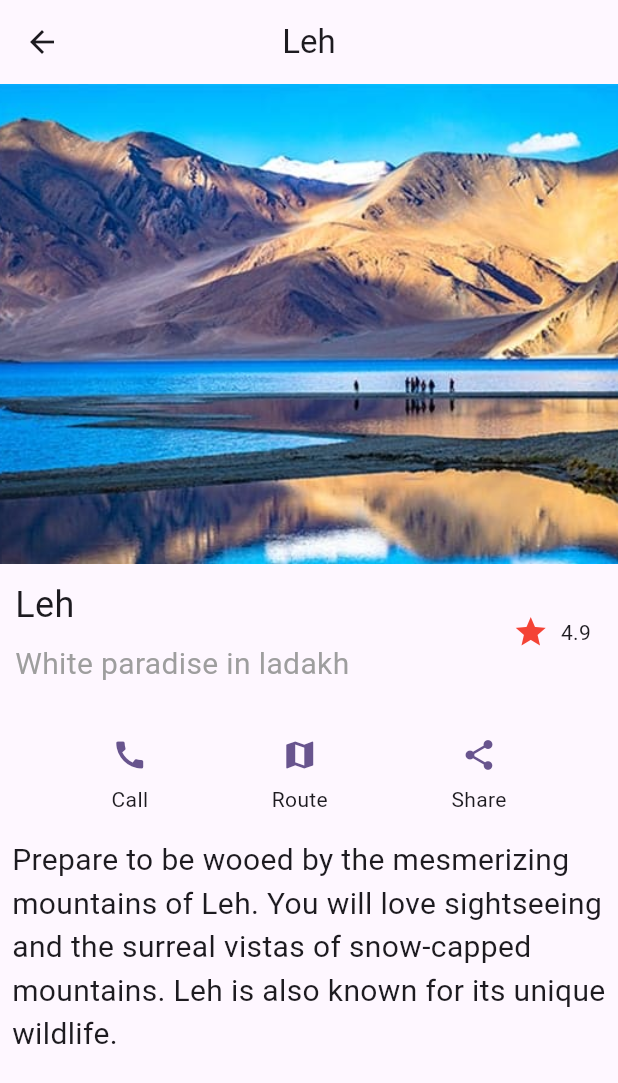
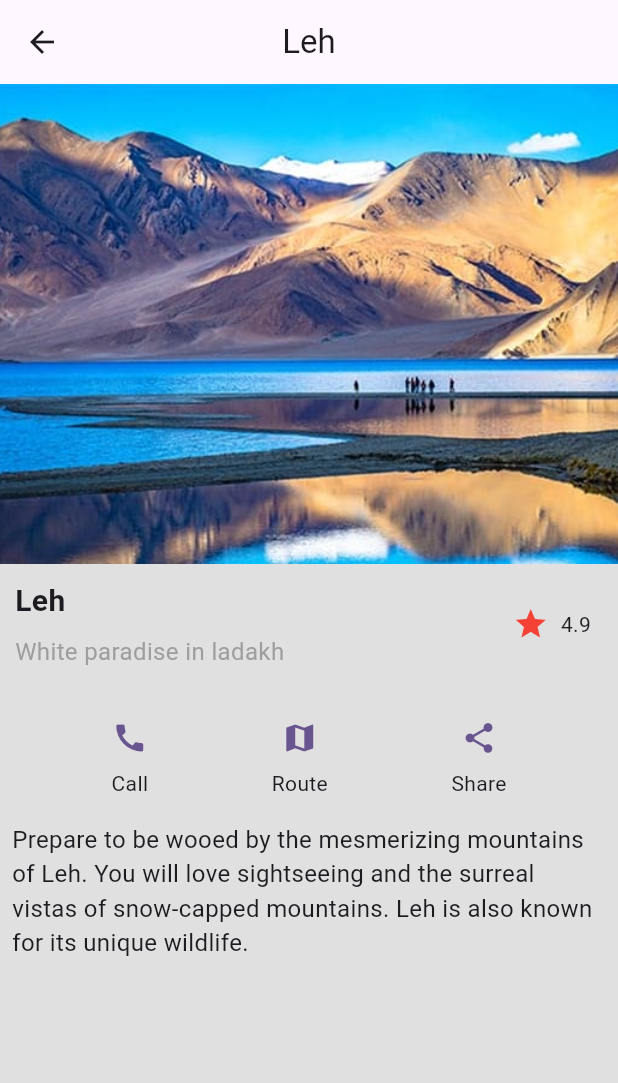
Before and after one commit to Sami3160/flutter-projects, a Flutter app: the screen it shows after launch, after a tap on "Leh", on a phone screen of 412 x 824 dp. Shown: the top 1083 px of the screen. Run offline on Flutter 3.47's test engine with Material 3 defaults, Android fonts, the phone set to English and light mode, and no system bars; drawn by our look-alikes of auto_size_text; our stand-ins replace flutter_dotenv, flutter_widget_from_html_core, get, google_fonts, just_audio, shared_preferences and 1 more; missing offline and left inert: flutter_azure_tts, getx_clean_architecture; accounts and stored records are empty.

Commit message:
responsive project done

```diff
--- a/responsive_demo/lib/main.dart
+++ b/responsive_demo/lib/main.dart
@@ -14,10 +14,9 @@ class MyApp extends StatelessWidget {
     return MaterialApp(
       title: 'Flutter Demo',
       theme: ThemeData(
-
-        colorScheme: .fromSeed(seedColor: Colors.deepPurple),
+        colorScheme: ColorScheme.fromSeed(seedColor: Colors.deepPurple),
       ),
-      home: const HomePage(),
+      home: HomePage(),
     );
   }
 }
--- a/responsive_demo/lib/pages/home_page.dart
+++ b/responsive_demo/lib/pages/home_page.dart
@@ -1,10 +1,20 @@
 import 'package:flutter/material.dart';
+import 'package:responsive_demo/data/places.dart';
+import 'package:responsive_demo/models/place.dart';
 import 'package:responsive_demo/widgets/drawer_widget.dart';
+import 'package:responsive_demo/widgets/place_details_widget.dart';
 import 'package:responsive_demo/widgets/place_gallery_widget.dart';
 import 'package:responsive_demo/widgets/responsive_widget.dart';
 
-class HomePage extends StatelessWidget {
+class HomePage extends StatefulWidget {
   const HomePage({super.key});
+  @override
+  State<StatefulWidget> createState() => _HomePageState();
+}
+
+class _HomePageState extends State<HomePage> {
+  Place selectedPlace = allPlaces[0];
+  void changePlace(Place place) => setState(() => selectedPlace = place);
 
   @override
   Widget build(BuildContext context) {
@@ -20,22 +30,33 @@ class HomePage extends StatelessWidget {
       ),
     );
   }
-}
 
-Widget _buildMobileWidget() => Container(child: const PlaceGalleryWidget());
+  Widget _buildMobileWidget() =>
+      PlaceGalleryWidget(onPlaceChanged: changePlace);
 
-Widget _buildDesktopWidget() => Container(
-  width: double.infinity,
-  height: double.infinity,
-  color: Colors.blue,
-  child: const Center(
-    child: Text("desktop", style: TextStyle(fontSize: 24, color: Colors.white)),
-  ),
+  Widget _buildDesktopWidget() => Row(
+    children: [
+      Expanded(child: DrawerWidget()),
+      Expanded(flex: 3, child: _buildBody()),
+    ],
   );
 
   Widget _buildTabletWidget() => Row(
     children: [
       Expanded(flex: 2, child: DrawerWidget()),
-    Expanded(flex: 5, child: PlaceGalleryWidget()),
+      Expanded(flex: 5, child: PlaceGalleryWidget(onPlaceChanged: changePlace)),
     ],
   );
+
+  Widget _buildBody() => Column(
+    children: [
+      Expanded(
+        child: PlaceGalleryWidget(
+          isHorizantal: true,
+          onPlaceChanged: changePlace,
+        ),
+      ),
+      Expanded(flex: 2, child: PlaceDetailsWidget(place: selectedPlace)),
+    ],
+  );
+}
--- a/responsive_demo/lib/widgets/details_page.dart
+++ b/responsive_demo/lib/widgets/details_page.dart
@@ -2,16 +2,14 @@ import 'package:flutter/material.dart';
 import 'package:responsive_demo/models/place.dart';
 import 'package:responsive_demo/widgets/place_details_widget.dart';
 
-class DetailsPage extends StatelessWidget{
+class DetailsPage extends StatelessWidget {
   final Place place;
   const DetailsPage({required this.place, super.key});
   @override
   Widget build(BuildContext context) {
     return Scaffold(
-      appBar: AppBar(
-        title: Text(place.title),
-        centerTitle: true,
-      ),
+      backgroundColor: Colors.grey[300],
+      appBar: AppBar(title: Text(place.title), centerTitle: true),
       body: PlaceDetailsWidget(place: place),
     );
   }
--- a/responsive_demo/lib/widgets/drawer_widget.dart
+++ b/responsive_demo/lib/widgets/drawer_widget.dart
@@ -10,8 +10,9 @@ class DrawerWidget extends StatelessWidget {
     return Drawer(
       child: ListView.builder(
         itemCount: allStates.length + 1,
-        itemBuilder: (context, index) =>
-            index == 0 ? _buildHeader(fontSize) : _buildMenuItem(index),
+        itemBuilder: (context, index) => index == 0
+            ? _buildHeader(fontSize)
+            : _buildMenuItem(index, fontSize),
       ),
     );
   }
@@ -34,8 +35,13 @@ class DrawerWidget extends StatelessWidget {
     ),
   );
 
-  Widget _buildMenuItem(int index) => ListTile(
+  Widget _buildMenuItem(int index, double fontSize) => ListTile(
     leading: const Icon(Icons.location_city),
-    title: Text(allStates[index - 1], style: TextStyle(fontSize: 22)),
+    title: AutoSizeText(
+      allStates[index - 1],
+      minFontSize: 18,
+      maxFontSize: 26,
+      style: TextStyle(fontSize: fontSize),
+    ),
   );
 }
--- a/responsive_demo/lib/widgets/grid_item_widget.dart
+++ b/responsive_demo/lib/widgets/grid_item_widget.dart
@@ -1,23 +1,54 @@
+import 'package:auto_size_text/auto_size_text.dart';
 import 'package:flutter/material.dart';
 import 'package:responsive_demo/models/place.dart';
 import 'package:responsive_demo/widgets/details_page.dart';
+import 'package:responsive_demo/widgets/responsive_widget.dart';
 
 class GridItemWidget extends StatelessWidget {
   final Place place;
-  const GridItemWidget({super.key, required this.place});
+  final ValueChanged<Place> onPlaceChanged;
+  const GridItemWidget({
+    super.key,
+    required this.place,
+    required this.onPlaceChanged,
+  });
   @override
   Widget build(BuildContext context) {
+    final fontSize = MediaQuery.of(context).size.width * 0.025;
+    final fontSizeSubtitle = MediaQuery.of(context).size.width * 0.015;
     return Card(
       clipBehavior: Clip.antiAlias,
       elevation: 6,
       shape: RoundedRectangleBorder(borderRadius: BorderRadius.circular(6)),
       child: InkWell(
-        onTap: () => Navigator.of(context).push(MaterialPageRoute(builder: (context)=>DetailsPage(place:place))),
+        onTap: () {
+          final isMobile = ResponsiveWidget.isMobile(context);
+          final isTablet = ResponsiveWidget.isTablet(context);
+          if (isMobile || isTablet) {
+            Navigator.of(context).push(
+              MaterialPageRoute(
+                builder: (context) => DetailsPage(place: place),
+              ),
+            );
+          } else {
+            onPlaceChanged(place);
+          }
+        },
         child: GridTile(
           footer: GridTileBar(
             backgroundColor: Colors.black45,
-            title: Text(place.title, style: TextStyle(fontSize: 18)),
-            subtitle: Text(place.subtitle, style: TextStyle(fontSize: 16)),
+            title: AutoSizeText(
+              place.title,
+              minFontSize: 18,
+              maxFontSize: 22,
+              style: TextStyle(fontSize: fontSize),
+            ),
+            subtitle: AutoSizeText(
+              place.subtitle,
+              minFontSize: 14,
+              maxFontSize: 20,
+              style: TextStyle(fontSize: fontSizeSubtitle),
+            ),
           ),
           child: Ink.image(image: AssetImage(place.image), fit: BoxFit.cover),
         ),
--- a/responsive_demo/lib/widgets/place_details_widget.dart
+++ b/responsive_demo/lib/widgets/place_details_widget.dart
@@ -1,12 +1,77 @@
+import 'package:auto_size_text/auto_size_text.dart';
 import 'package:flutter/material.dart';
 import 'package:responsive_demo/models/place.dart';
 
 class PlaceDetailsWidget extends StatelessWidget {
   final Place place;
-  PlaceDetailsWidget({super.key, required this.place});
+  const PlaceDetailsWidget({super.key, required this.place});
 
   @override
   Widget build(BuildContext context) {
+    final primaryColor = Theme.of(context).primaryColor;
+
+    return LayoutBuilder(
+      builder: (_, constraints) {
+        final fontSize = constraints.maxWidth * 0.025;
+        final fontSizeSubtitle = constraints.maxWidth * 0.015;
+
+        return constraints.maxWidth >= 600
+            ? _buildLargeWidget(primaryColor, fontSize, fontSizeSubtitle)
+            : _buildSmallWidget(primaryColor, fontSize, fontSizeSubtitle);
+      },
+    );
+  }
+
+  Widget _buildLargeWidget(
+    Color color,
+    double fontSize,
+    double fontSizeSubtitle,
+  ) {
+    return Container(
+      color: Colors.grey[300],
+      child: SingleChildScrollView(
+        child: Card(
+          clipBehavior: Clip.antiAlias,
+          elevation: 9,
+          margin: const EdgeInsets.all(10),
+          child: Row(
+            crossAxisAlignment: CrossAxisAlignment.start,
+            children: [
+              Expanded(
+                child: Column(
+                  children: [
+                    Image.asset(
+                      place.image,
+                      width: double.infinity,
+                      height: 320,
+                      fit: BoxFit.cover,
+                    ),
+                    _buildTitle(fontSize, fontSizeSubtitle),
+                  ],
+                ),
+              ),
+
+              Expanded(
+                child: Column(
+                  crossAxisAlignment: CrossAxisAlignment.start,
+                  children: [
+                    _buildButtons(color),
+                    _buildDescription(place.description, fontSize),
+                  ],
+                ),
+              ),
+            ],
+          ),
+        ),
+      ),
+    );
+  }
+
+  Widget _buildSmallWidget(
+    Color color,
+    double fontSize,
+    double fontSizeSubtitle,
+  ) {
     return ListView(
       children: [
         Image.asset(
@@ -15,22 +80,27 @@ class PlaceDetailsWidget extends StatelessWidget {
           fit: BoxFit.cover,
           height: 320,
         ),
-        _buildTitle(),
+        _buildTitle(fontSize, fontSizeSubtitle),
         const SizedBox(height: 16),
-        _buildButtons(Theme.of(context).primaryColor),
-        _buildDescription(place.description),
+        _buildButtons(color),
+        _buildDescription(place.description, fontSize),
       ],
     );
   }
 
-  Widget _buildDescription(String text) {
+  Widget _buildDescription(String text, double fontSize) {
     return Padding(
       padding: EdgeInsets.all(8),
-      child: Text(text, style: TextStyle(fontSize: 20)),
+      child: AutoSizeText(
+        text,
+        minFontSize: 16,
+        maxFontSize: 20,
+        style: TextStyle(fontSize: fontSize),
+      ),
     );
   }
 
-  Widget _buildTitle() {
+  Widget _buildTitle(double fontSize, double fontSizeSubtitle) {
     return Container(
       padding: EdgeInsets.all(10),
       child: Row(
@@ -39,11 +109,24 @@ class PlaceDetailsWidget extends StatelessWidget {
             child: Column(
               crossAxisAlignment: CrossAxisAlignment.start,
               children: [
-                Text(place.title, style: TextStyle(fontSize: 24)),
+                AutoSizeText(
+                  place.title,
+                  minFontSize: 20,
+                  maxFontSize: 24,
+                  style: TextStyle(
+                    fontSize: fontSize,
+                    fontWeight: FontWeight.bold,
+                  ),
+                ),
                 const SizedBox(height: 8),
-                Text(
+                AutoSizeText(
                   place.subtitle,
-                  style: TextStyle(color: Colors.grey[500], fontSize: 20),
+                  minFontSize: 16,
+                  maxFontSize: 20,
+                  style: TextStyle(
+                    color: Colors.grey[500],
+                    fontSize: fontSizeSubtitle,
+                  ),
                 ),
               ],
             ),
--- a/responsive_demo/lib/widgets/place_gallery_widget.dart
+++ b/responsive_demo/lib/widgets/place_gallery_widget.dart
@@ -1,17 +1,30 @@
 import 'package:flutter/material.dart';
 import 'package:responsive_demo/data/places.dart';
+import 'package:responsive_demo/models/place.dart';
 import 'package:responsive_demo/widgets/grid_item_widget.dart';
 
 class PlaceGalleryWidget extends StatelessWidget {
-  const PlaceGalleryWidget({super.key});
+  final bool isHorizantal;
+  final ValueChanged<Place> onPlaceChanged;
+  const PlaceGalleryWidget({
+    super.key,
+    this.isHorizantal = false,
+    required this.onPlaceChanged,
+  });
   @override
   Widget build(BuildContext context) {
     return Container(
-      color: Colors.grey,
+      color: Colors.grey[300],
+      padding: EdgeInsets.all(8),
       child: GridView.count(
-        crossAxisCount: 2,
-        scrollDirection: Axis.vertical,
-        children: allPlaces.map<Widget>((place)=>GridItemWidget(place:place)).toList(),
+        crossAxisCount: isHorizantal ? 1 : 2,
+        scrollDirection: isHorizantal ? Axis.horizontal : Axis.vertical,
+        children: allPlaces
+            .map<Widget>(
+              (place) =>
+                  GridItemWidget(place: place, onPlaceChanged: onPlaceChanged),
+            )
+            .toList(),
       ),
     );
   }
```
Lines whose indentation alone changed are shown as unchanged.
